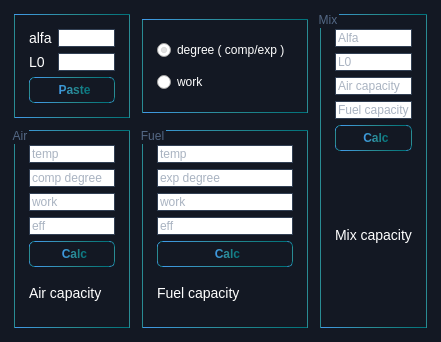
Before: the Qt Designer form 2modules/endcalc.ui in Ismaxis/212QtMay, drawn with Qt 5.
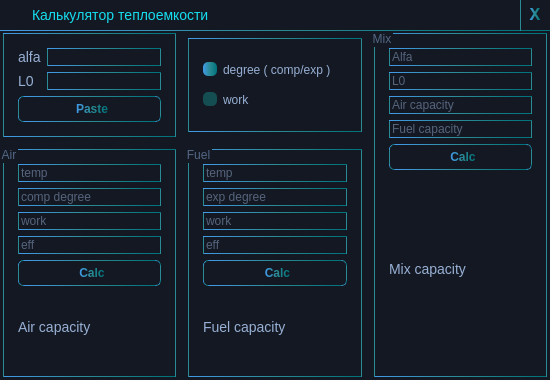
After: the same form once the commit is applied.

```diff
--- a/2modules/endcalc.ui
+++ b/2modules/endcalc.ui
@@ -6,8 +6,8 @@
    <rect>
     <x>0</x>
     <y>0</y>
-    <width>441</width>
-    <height>342</height>
+    <width>550</width>
+    <height>380</height>
    </rect>
   </property>
   <property name="windowTitle">
@@ -19,18 +19,30 @@
 }
 
 QLabel{
-	color: #FFF;
+	color: #98b0d4;
 	font-size: 14px;
 }
 QLineEdit{
-	color: #536784;
-	border: 1px solid #324054;
+	color: #98b0d4;
+	background: #131823;
+	border: 1px solid qlineargradient(spread:pad, x1:0, y1:1, x2:1, y2:1, stop:0 rgba(65, 154, 232, 255), stop:0.5 rgba(41, 139, 147, 255), stop:1 rgba(0, 113, 122, 255));
 	font-size: 12px;
 }
+
 QRadioButton{
-	color: #FFF;
+	color: #98b0d4;
 }
-
+QRadioButton::indicator{
+    width: 14px;
+    height: 14px;
+    border-radius: 5px;
+}
+QRadioButton::indicator:checked {
+    background-color:  qlineargradient(spread:pad, x1:0, y1:1, x2:1, y2:1, stop:0 rgba(65, 154, 232, 255), stop:0.5 rgba(41, 139, 147, 255), stop:1 rgba(0, 113, 122, 255));
+}
+QRadioButton::indicator:unchecked {
+    background-color: #144e52;
+}
 
 QGroupBox{
 	border: 1px solid qlineargradient(spread:pad, x1:0, y1:1, x2:1, y2:1, stop:0 rgba(65, 154, 232, 255), stop:0.5 rgba(41, 139, 147, 255), stop:1 rgba(0, 113, 122, 255));
@@ -39,7 +51,6 @@
 	color: #536784;
 }
 
-
 QPushButton{
 	background: #131823;
     border: 1px solid qlineargradient(spread:pad, x1:0, y1:1, x2:1, y2:1, stop:0 rgba(65, 154, 232, 255), stop:0.5 rgba(41, 139, 147, 255), stop:1 rgba(0, 113, 122, 255));
@@ -52,11 +63,19 @@
     background:qlineargradient(spread:pad, x1:0, y1:1, x2:1, y2:1, stop:0 rgba(65, 154, 232, 255), stop:0.5 rgba(41, 139, 147, 255), stop:1 rgba(0, 113, 122, 255)); 
 	color: #FFF;
 }
-
 QPushButton:pressed {
     background:#0E1012;
 }   </string>
   </property>
+  <widget class="QWidget" name="widget" native="true">
+   <property name="geometry">
+    <rect>
+     <x>0</x>
+     <y>30</y>
+     <width>550</width>
+     <height>350</height>
+    </rect>
+   </property>
   <layout class="QGridLayout" name="gridLayout">
    <item row="0" column="0">
     <widget class="QGroupBox" name="groupBox">
@@ -343,6 +362,124 @@
    </item>
   </layout>
  </widget>
+  <widget class="QWidget" name="titlewidget" native="true">
+   <property name="geometry">
+    <rect>
+     <x>0</x>
+     <y>0</y>
+     <width>550</width>
+     <height>31</height>
+    </rect>
+   </property>
+   <property name="sizePolicy">
+    <sizepolicy hsizetype="Preferred" vsizetype="Preferred">
+     <horstretch>0</horstretch>
+     <verstretch>0</verstretch>
+    </sizepolicy>
+   </property>
+   <property name="minimumSize">
+    <size>
+     <width>0</width>
+     <height>25</height>
+    </size>
+   </property>
+   <property name="baseSize">
+    <size>
+     <width>0</width>
+     <height>25</height>
+    </size>
+   </property>
+   <property name="styleSheet">
+    <string notr="true">QWidget{
+	border-bottom:1px solid qlineargradient(spread:pad, x1:0, y1:1, x2:1, y2:1, stop:0 rgba(65, 154, 232, 255), stop:0.5 rgba(41, 139, 147, 255), stop:1 rgba(0, 113, 122, 255));
+}
+
+QPushButton{
+	border-radius: 0px;
+	background-color: rgba(255, 255, 128, 0);
+}
+QPushButton:hover {
+    background:qlineargradient(spread:pad, x1:0, y1:1, x2:1, y2:1, stop:0 rgba(65, 154, 232, 255), stop:0.5 rgba(41, 139, 147, 255), stop:1 rgba(0, 113, 122, 255)); 
+	color: #FFF;
+}
+
+QPushButton:pressed {
+    background:#0E1012;
+	background-color: rgba(255, 255, 128, 0);
+}   
+QLabel{
+	color:qlineargradient(spread:pad, x1:0, y1:1, x2:1, y2:1, stop:0 rgba(73, 232, 232, 255), stop:1 rgba(21, 222, 238, 255)); 
+}</string>
+   </property>
+   <widget class="QPushButton" name="closePushButton">
+    <property name="geometry">
+     <rect>
+      <x>520</x>
+      <y>0</y>
+      <width>31</width>
+      <height>31</height>
+     </rect>
+    </property>
+    <property name="font">
+     <font>
+      <family>Consolas</family>
+      <pointsize>-1</pointsize>
+      <italic>false</italic>
+      <bold>true</bold>
+     </font>
+    </property>
+    <property name="styleSheet">
+     <string notr="true">border-bottom-width: 0px;
+border-top-width: 0px;
+
+font-weight: 900;
+font-size: 18px;
+padding: 0px 1px 0px 0px;</string>
+    </property>
+    <property name="text">
+     <string>X</string>
+    </property>
+   </widget>
+   <widget class="QLabel" name="label_3">
+    <property name="geometry">
+     <rect>
+      <x>32</x>
+      <y>5</y>
+      <width>181</width>
+      <height>20</height>
+     </rect>
+    </property>
+    <property name="font">
+     <font>
+      <pointsize>-1</pointsize>
+      <kerning>false</kerning>
+     </font>
+    </property>
+    <property name="styleSheet">
+     <string notr="true">border-bottom-width: 0px;</string>
+    </property>
+    <property name="text">
+     <string>Калькулятор теплоемкости</string>
+    </property>
+   </widget>
+   <widget class="QLabel" name="icon">
+    <property name="geometry">
+     <rect>
+      <x>2</x>
+      <y>2</y>
+      <width>25</width>
+      <height>25</height>
+     </rect>
+    </property>
+    <property name="styleSheet">
+     <string notr="true">border-bottom-width: 0px;</string>
+    </property>
+    <property name="text">
+     <string/>
+    </property>
+   </widget>
+  </widget>
+ </widget>
  <resources/>
  <connections/>
 </ui>
```
Left out of the diff: 19 changed lines with no effect on the pictures. Lines whose indentation alone changed are shown as unchanged.
